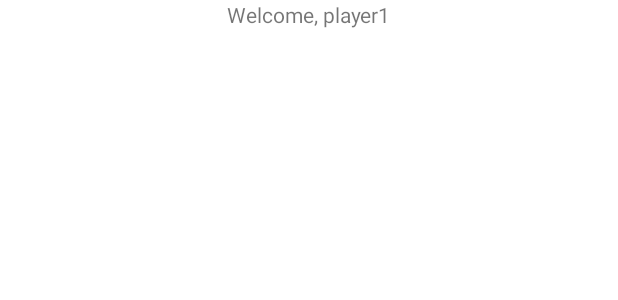
After one commit to mrtaka/CSCI3310_Cardlords3, an Android app: the layout activity_card_deck.xml on its own in the app's theme, with its tools: preview values and no code run, on a phone screen of 412 x 824 dp. The commit adds this screen. Shown: the top 300 px of the screen. Run offline under Robolectric (Android 15) with nearby library versions, the phone set to English and light mode, and no system bars.

Commit message:
add CardDeck/ CardEditor activities

```diff
--- /dev/null
+++ b/app/src/main/res/layout/activity_card_deck.xml
@@ -0,0 +1,17 @@
+<?xml version="1.0" encoding="utf-8"?>
+<androidx.constraintlayout.widget.ConstraintLayout xmlns:android="http://schemas.android.com/apk/res/android"
+    xmlns:app="http://schemas.android.com/apk/res-auto"
+    xmlns:tools="http://schemas.android.com/tools"
+    android:layout_width="match_parent"
+    android:layout_height="match_parent"
+    tools:context=".CardDeckActivity">
+
+    <TextView
+        android:id="@+id/textView"
+        android:layout_width="wrap_content"
+        android:layout_height="wrap_content"
+        android:text="Welcome, player1"
+        app:layout_constraintEnd_toEndOf="parent"
+        app:layout_constraintStart_toStartOf="parent"
+        tools:layout_editor_absoluteY="75dp" />
+</androidx.constraintlayout.widget.ConstraintLayout>
```
Also changed, not shown: app/src/main/AndroidManifest.xml (+14 -0 lines), app/src/main/java/com/example/cardlords3/CardDeckActivity.java (added, +14 -0 lines), app/src/main/java/com/example/cardlords3/CardEditorActivity.java (added, +14 -0 lines), app/src/main/java/com/example/cardlords3/MenuActivity.java (+21 -5 lines), app/src/main/res/layout/activity_card_editor.xml (added, +17 -0 lines), app/src/main/res/layout/activity_menu.xml (+6 -4 lines), app/src/main/res/raw/cardlist.json (added, +64 -0 lines).
